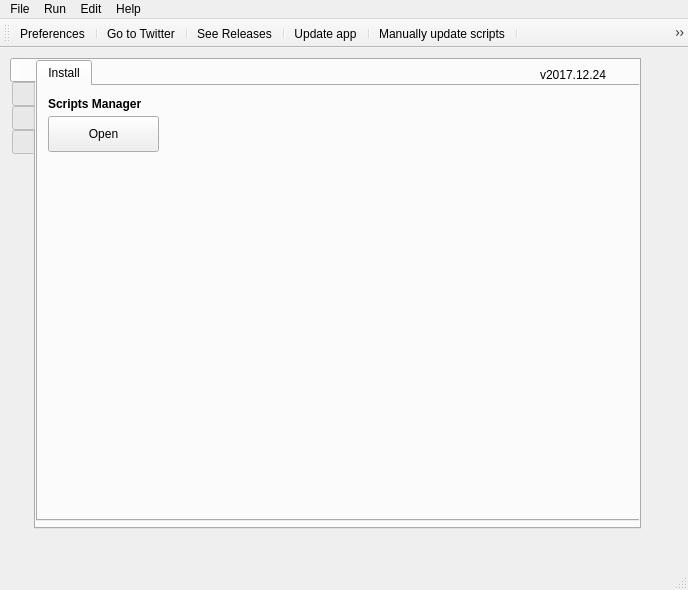
Qt form src/mainwindow.ui (adgellida/ubunsys) before a commit.
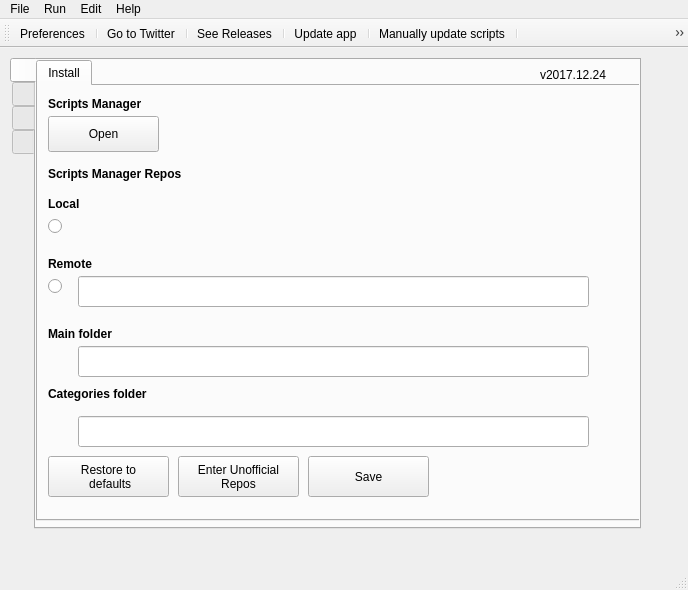
The same form after that commit. The open tabs and pages were chosen to show the change. Icons and pictures are not drawn.

What changed in the file:
```diff
--- a/src/mainwindow.ui
+++ b/src/mainwindow.ui
@@ -126,7 +126,7 @@
          <rect>
           <x>10</x>
           <y>10</y>
-          <width>221</width>
+          <width>241</width>
           <height>16</height>
          </rect>
         </property>
@@ -140,6 +140,243 @@
          <string>Scripts Manager</string>
         </property>
        </widget>
+       <widget class="QLabel" name="label_55">
+        <property name="geometry">
+         <rect>
+          <x>10</x>
+          <y>80</y>
+          <width>221</width>
+          <height>16</height>
+         </rect>
+        </property>
+        <property name="font">
+         <font>
+          <weight>75</weight>
+          <bold>true</bold>
+         </font>
+        </property>
+        <property name="text">
+         <string>Scripts Manager Repos</string>
+        </property>
+       </widget>
+       <widget class="QRadioButton" name="localRepoButton">
+        <property name="geometry">
+         <rect>
+          <x>10</x>
+          <y>130</y>
+          <width>21</width>
+          <height>21</height>
+         </rect>
+        </property>
+        <property name="text">
+         <string/>
+        </property>
+       </widget>
+       <widget class="QLabel" name="label_56">
+        <property name="geometry">
+         <rect>
+          <x>10</x>
+          <y>110</y>
+          <width>141</width>
+          <height>16</height>
+         </rect>
+        </property>
+        <property name="font">
+         <font>
+          <weight>75</weight>
+          <bold>true</bold>
+         </font>
+        </property>
+        <property name="text">
+         <string>Local</string>
+        </property>
+       </widget>
+       <widget class="QRadioButton" name="remoteRepoButton">
+        <property name="geometry">
+         <rect>
+          <x>10</x>
+          <y>190</y>
+          <width>21</width>
+          <height>21</height>
+         </rect>
+        </property>
+        <property name="text">
+         <string/>
+        </property>
+       </widget>
+       <widget class="QLabel" name="label_57">
+        <property name="geometry">
+         <rect>
+          <x>10</x>
+          <y>170</y>
+          <width>191</width>
+          <height>16</height>
+         </rect>
+        </property>
+        <property name="font">
+         <font>
+          <weight>75</weight>
+          <bold>true</bold>
+         </font>
+        </property>
+        <property name="text">
+         <string>Remote</string>
+        </property>
+       </widget>
+       <widget class="QLineEdit" name="lineRemoteRepo1">
+        <property name="geometry">
+         <rect>
+          <x>40</x>
+          <y>190</y>
+          <width>511</width>
+          <height>31</height>
+         </rect>
+        </property>
+       </widget>
+       <widget class="QPushButton" name="restoreToDefaultsButton">
+        <property name="geometry">
+         <rect>
+          <x>10</x>
+          <y>370</y>
+          <width>121</width>
+          <height>41</height>
+         </rect>
+        </property>
+        <property name="whatsThis">
+         <string/>
+        </property>
+        <property name="text">
+         <string>Restore to
+ defaults</string>
+        </property>
+        <property name="iconSize">
+         <size>
+          <width>30</width>
+          <height>30</height>
+         </size>
+        </property>
+        <property name="shortcut">
+         <string/>
+        </property>
+        <property name="checkable">
+         <bool>false</bool>
+        </property>
+       </widget>
+       <widget class="QPushButton" name="saveReposButton">
+        <property name="geometry">
+         <rect>
+          <x>270</x>
+          <y>370</y>
+          <width>121</width>
+          <height>41</height>
+         </rect>
+        </property>
+        <property name="whatsThis">
+         <string/>
+        </property>
+        <property name="text">
+         <string>Save</string>
+        </property>
+        <property name="iconSize">
+         <size>
+          <width>30</width>
+          <height>30</height>
+         </size>
+        </property>
+        <property name="shortcut">
+         <string/>
+        </property>
+        <property name="checkable">
+         <bool>false</bool>
+        </property>
+       </widget>
+       <widget class="QLineEdit" name="lineRemoteRepo2">
+        <property name="geometry">
+         <rect>
+          <x>40</x>
+          <y>260</y>
+          <width>511</width>
+          <height>31</height>
+         </rect>
+        </property>
+       </widget>
+       <widget class="QLineEdit" name="lineRemoteRepo3">
+        <property name="geometry">
+         <rect>
+          <x>40</x>
+          <y>330</y>
+          <width>511</width>
+          <height>31</height>
+         </rect>
+        </property>
+       </widget>
+       <widget class="QLabel" name="label_58">
+        <property name="geometry">
+         <rect>
+          <x>10</x>
+          <y>240</y>
+          <width>211</width>
+          <height>16</height>
+         </rect>
+        </property>
+        <property name="font">
+         <font>
+          <weight>75</weight>
+          <bold>true</bold>
+         </font>
+        </property>
+        <property name="text">
+         <string>Main folder</string>
+        </property>
+       </widget>
+       <widget class="QLabel" name="label_62">
+        <property name="geometry">
+         <rect>
+          <x>10</x>
+          <y>300</y>
+          <width>231</width>
+          <height>16</height>
+         </rect>
+        </property>
+        <property name="font">
+         <font>
+          <weight>75</weight>
+          <bold>true</bold>
+         </font>
+        </property>
+        <property name="text">
+         <string>Categories folder</string>
+        </property>
+       </widget>
+       <widget class="QPushButton" name="enterUnofficialReposButton">
+        <property name="geometry">
+         <rect>
+          <x>140</x>
+          <y>370</y>
+          <width>121</width>
+          <height>41</height>
+         </rect>
+        </property>
+        <property name="whatsThis">
+         <string/>
+        </property>
+        <property name="text">
+         <string>Enter Unofficial
+Repos</string>
+        </property>
+        <property name="iconSize">
+         <size>
+          <width>30</width>
+          <height>30</height>
+         </size>
+        </property>
+        <property name="shortcut">
+         <string/>
+        </property>
+        <property name="checkable">
+         <bool>false</bool>
+        </property>
+       </widget>
       </widget>
      </widget>
     </widget>
```
Left out of the diff: 2 changed lines with no effect on the pictures.
